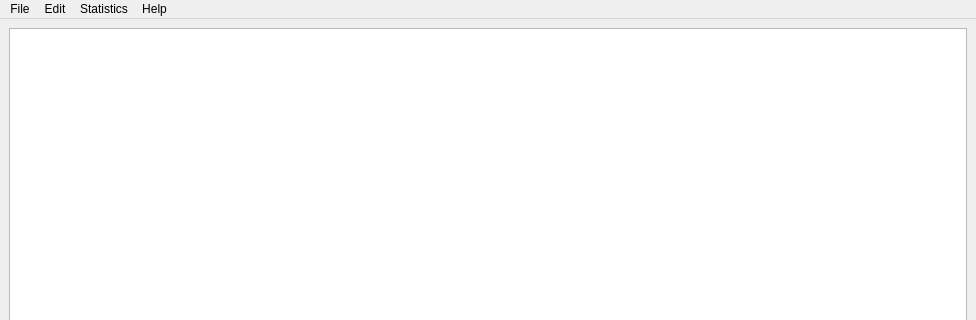
This is src/gui/forms/main_window.ui in VitalikTsarik/linguistic-knowledge-base as Qt 5 draws it before an edit; both pictures show x 0 to 976 and y 0 to 320 of the 976 by 878 pixel window. The edited form follows.
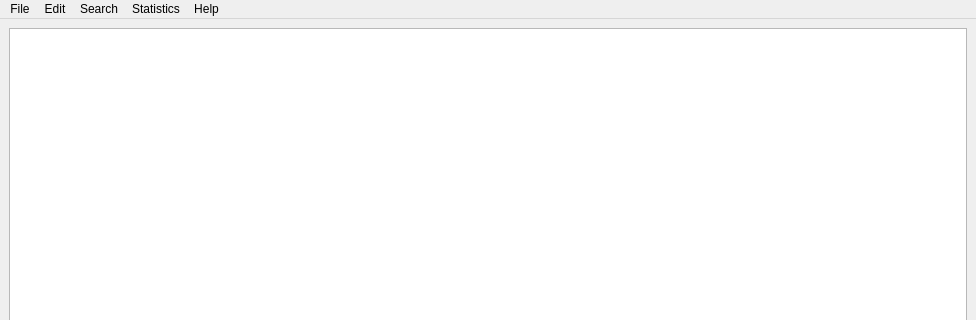
This is the edited form.

Diff of the .ui file:
```diff
--- a/src/gui/forms/main_window.ui
+++ b/src/gui/forms/main_window.ui
@@ -175,8 +175,14 @@
     <addaction name="actionStatWordTagPairs"/>
     <addaction name="actionStatTagsPairs"/>
    </widget>
+   <widget class="QMenu" name="menuSearch">
+    <property name="title">
+     <string>Search</string>
+    </property>
+   </widget>
    <addaction name="menuFile"/>
    <addaction name="menuText"/>
+   <addaction name="menuSearch"/>
    <addaction name="menuStatistics"/>
    <addaction name="menuHelp"/>
   </widget>
```
